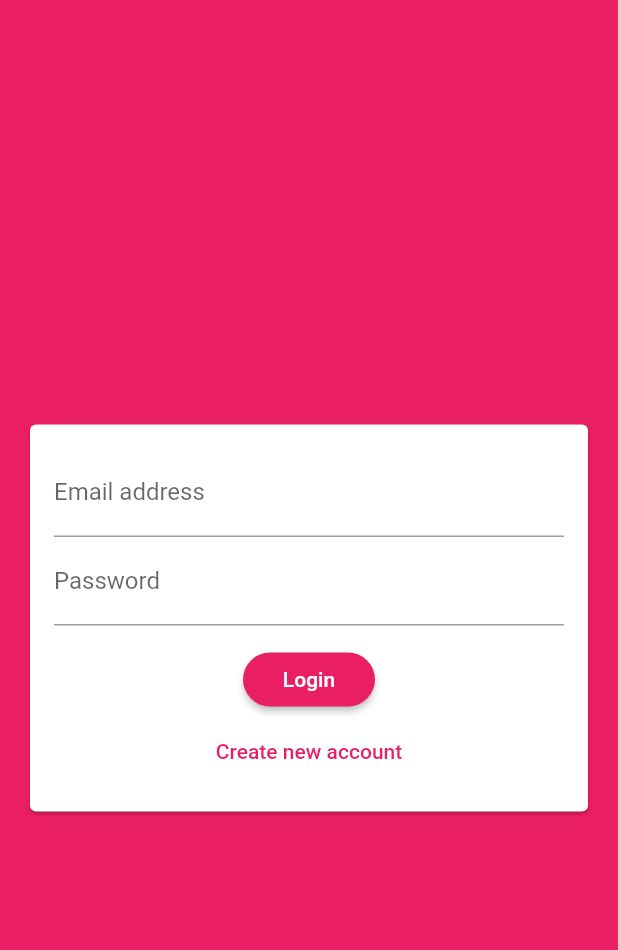
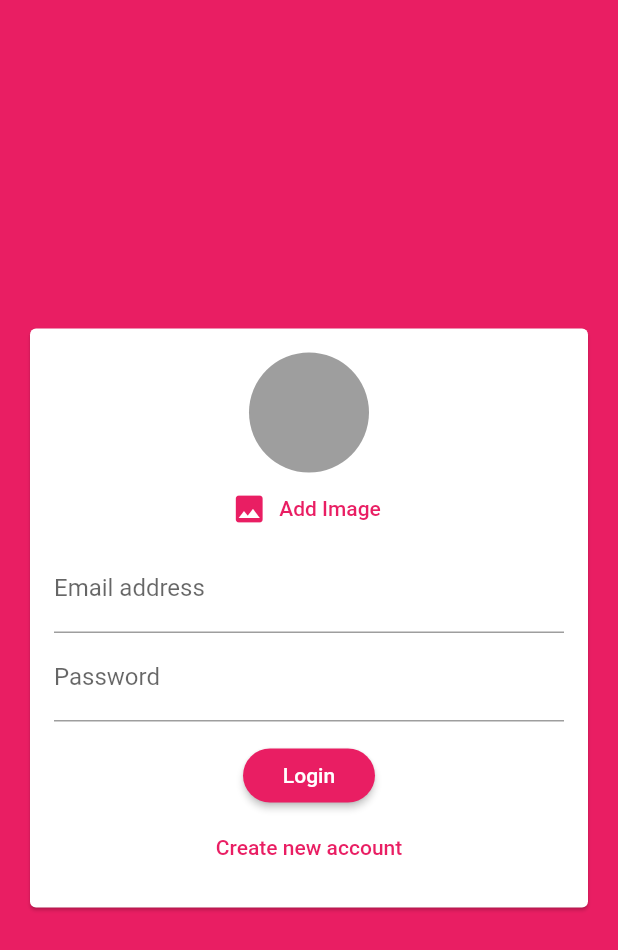
Before and after one commit to Jitgitbit/flutter_exercise_six, a Flutter app: the screen it shows after launch, on a phone screen of 412 x 824 dp. Shown: the top 950 px of the screen. Run offline on Flutter 3.47's test engine with Material 2 defaults, Android fonts, the phone set to English and light mode, and no system bars; our stand-ins replace cloud_firestore, firebase_auth, image_picker; accounts and stored records are empty.

Commit message:
Adding an Image Picker

```diff
--- a/lib/widgets/auth/auth_form.dart
+++ b/lib/widgets/auth/auth_form.dart
@@ -1,4 +1,6 @@
 import 'package:flutter/material.dart';
+
+import '../pickers/user_image_picker.dart';
 
 class AuthForm extends StatefulWidget {
   AuthForm(
@@ -35,7 +37,7 @@ class _AuthFormState extends State<AuthForm> {
       widget.submitFn(
         _userEmail.trim(),
         _userPassword.trim(),
-        _userName.trim(),               //---> This removes the white-space problem !!!
+        _userName.trim(),                               //---> This removes the white-space problem !!!
         _isLogin,
         context
       );
@@ -55,6 +57,7 @@ class _AuthFormState extends State<AuthForm> {
               child: Column(
                 mainAxisSize: MainAxisSize.min,
                 children: <Widget>[
+                  UserImagePicker(),
                   TextFormField(
                     key: ValueKey('email'),
                     validator: (value) {
--- /dev/null
+++ b/lib/widgets/pickers/user_image_picker.dart
@@ -0,0 +1,42 @@
+import 'dart:io';
+
+import 'package:flutter/material.dart';
+import 'package:image_picker/image_picker.dart';
+
+class UserImagePicker extends StatefulWidget {
+  @override
+  _UserImagePickerState createState() => _UserImagePickerState();
+}
+
+class _UserImagePickerState extends State<UserImagePicker> {
+  File _pickedImage;
+
+  void _pickImage() async {
+    // final pickedImageFile = await ImagePicker.pickImage(source: ImageSource.camera);
+    final picker = ImagePicker();
+    final pickedImage = await picker.getImage(source: ImageSource.camera);
+    final pickedImageFile = File(pickedImage.path);
+    setState(() {
+      _pickedImage = pickedImageFile;
+    });
+  }
+
+  @override
+  Widget build(BuildContext context) {
+    return Column(
+      children: <Widget>[
+        CircleAvatar(
+          radius: 40,
+          backgroundColor: Colors.grey,
+          backgroundImage: _pickedImage != null ? FileImage(_pickedImage) : null,
+        ),
+        FlatButton.icon(
+          textColor: Theme.of(context).primaryColor,
+          onPressed: _pickImage,
+          icon: Icon(Icons.image),
+          label: Text('Add Image'),
+        ),
+      ],
+    );
+  }
+}
--- a/pubspec.yaml
+++ b/pubspec.yaml
@@ -30,6 +30,7 @@ dependencies:
   cupertino_icons: ^0.1.3
   cloud_firestore: ^0.13.7
   firebase_auth: ^0.16.1
+  image_picker: ^0.6.7+4
 
 dev_dependencies:
   flutter_test:
```
Also changed, not shown: pubspec.lock.
